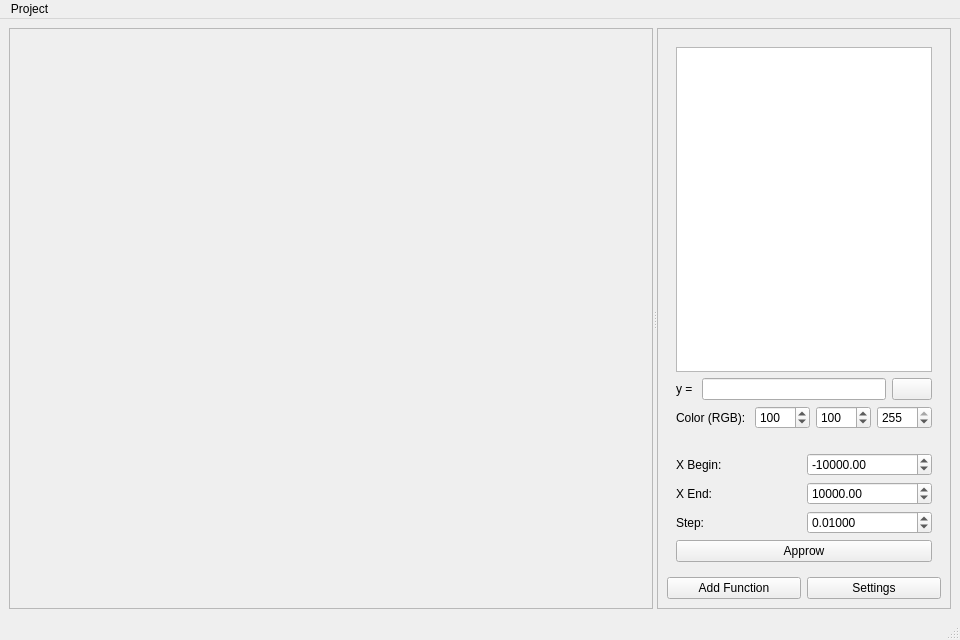
Old version of the form qplot.ui in the repository x0r4ks/QPlot.
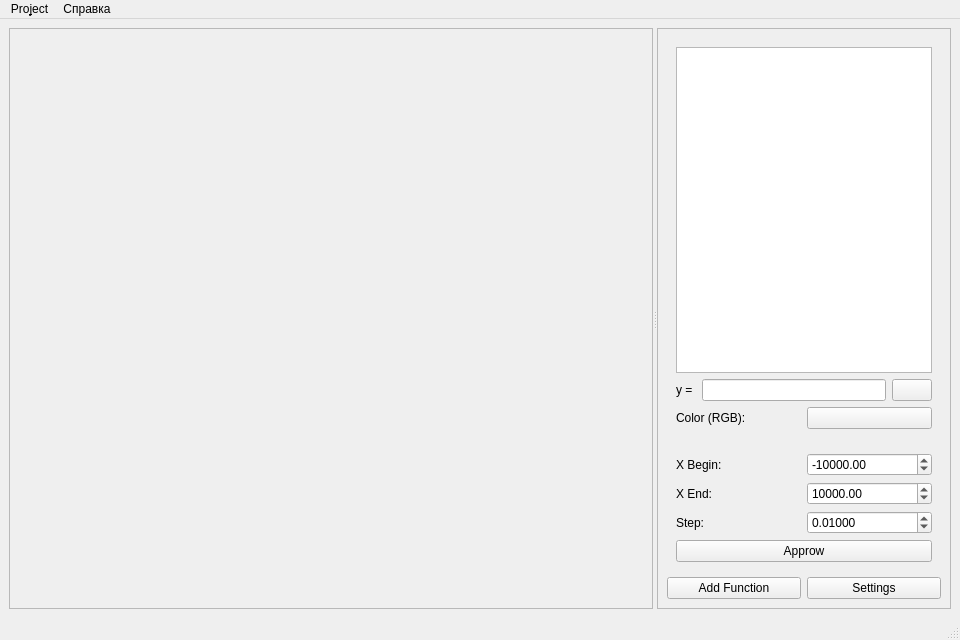
New version of the form. Icons and pictures are not drawn. Custom widgets are drawn as their Qt base class.

Diff of the .ui file:
```diff
--- a/qplot.ui
+++ b/qplot.ui
@@ -23,6 +23,9 @@
    <iconset resource="resources.qrc">
     <normaloff>:/icons/icons/appicon.svg</normaloff>:/icons/icons/appicon.svg</iconset>
   </property>
+  <property name="styleSheet">
+   <string notr="true"/>
+  </property>
   <widget class="QWidget" name="centralwidget">
    <layout class="QGridLayout" name="gridLayout">
     <item row="0" column="0">
@@ -67,7 +70,14 @@
          <widget class="QWidget" name="main_wdget" native="true">
           <layout class="QVBoxLayout" name="verticalLayout">
            <item>
-            <widget class="QListWidget" name="lv_functions_view"/>
+            <widget class="QListWidget" name="lv_functions_view">
+             <property name="styleSheet">
+              <string notr="true">QListWidget::item:selected
+{
+	stroke-color: black
+}</string>
+             </property>
+            </widget>
            </item>
            <item>
             <layout class="QHBoxLayout" name="horizontalLayout">
@@ -107,35 +117,12 @@
               </widget>
              </item>
              <item>
-              <widget class="QSpinBox" name="sb_red">
-               <property name="maximum">
-                <number>255</number>
+              <widget class="QPushButton" name="new_color">
+               <property name="styleSheet">
+                <string notr="true"/>
                </property>
-               <property name="singleStep">
-                <number>1</number>
-               </property>
-               <property name="value">
-                <number>100</number>
-               </property>
-              </widget>
-             </item>
-             <item>
-              <widget class="QSpinBox" name="sb_green">
-               <property name="maximum">
-                <number>255</number>
-               </property>
-               <property name="value">
-                <number>100</number>
-               </property>
-              </widget>
-             </item>
-             <item>
-              <widget class="QSpinBox" name="sb_blue">
-               <property name="maximum">
-                <number>255</number>
-               </property>
-               <property name="value">
-                <number>255</number>
+               <property name="text">
+                <string/>
                </property>
               </widget>
              </item>
@@ -280,12 +267,12 @@
      <x>0</x>
      <y>0</y>
      <width>960</width>
-     <height>21</height>
+     <height>22</height>
     </rect>
    </property>
    <widget class="QMenu" name="menuProject">
     <property name="title">
-     <string>Project</string>
+     <string>Pro&amp;ject</string>
     </property>
     <addaction name="actionCreate"/>
     <addaction name="actionSave"/>
@@ -293,7 +280,16 @@
     <addaction name="actionOpen"/>
     <addaction name="separator"/>
    </widget>
+   <widget class="QMenu" name="menu">
+    <property name="title">
+     <string>Справка</string>
+    </property>
+    <addaction name="action_Qt"/>
+    <addaction name="action"/>
+    <addaction name="action_2"/>
+   </widget>
    <addaction name="menuProject"/>
+   <addaction name="menu"/>
   </widget>
   <widget class="QStatusBar" name="statusbar"/>
   <action name="actionCreate">
```
Left out of the diff: 48 changed lines with no effect on the pictures.
